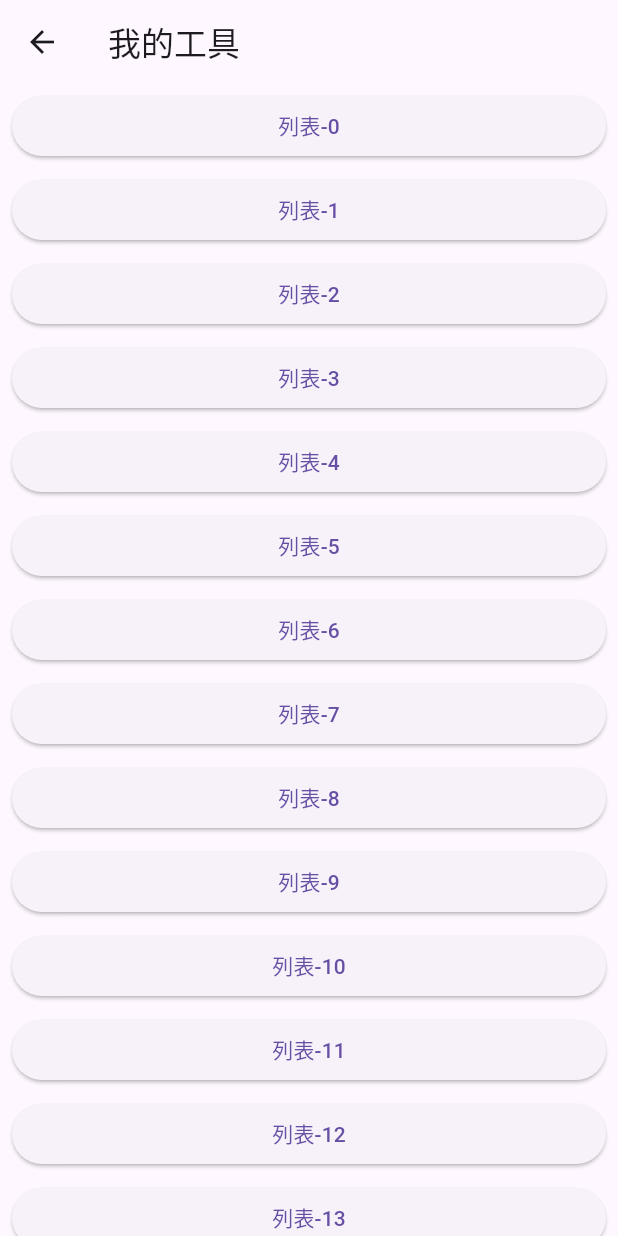
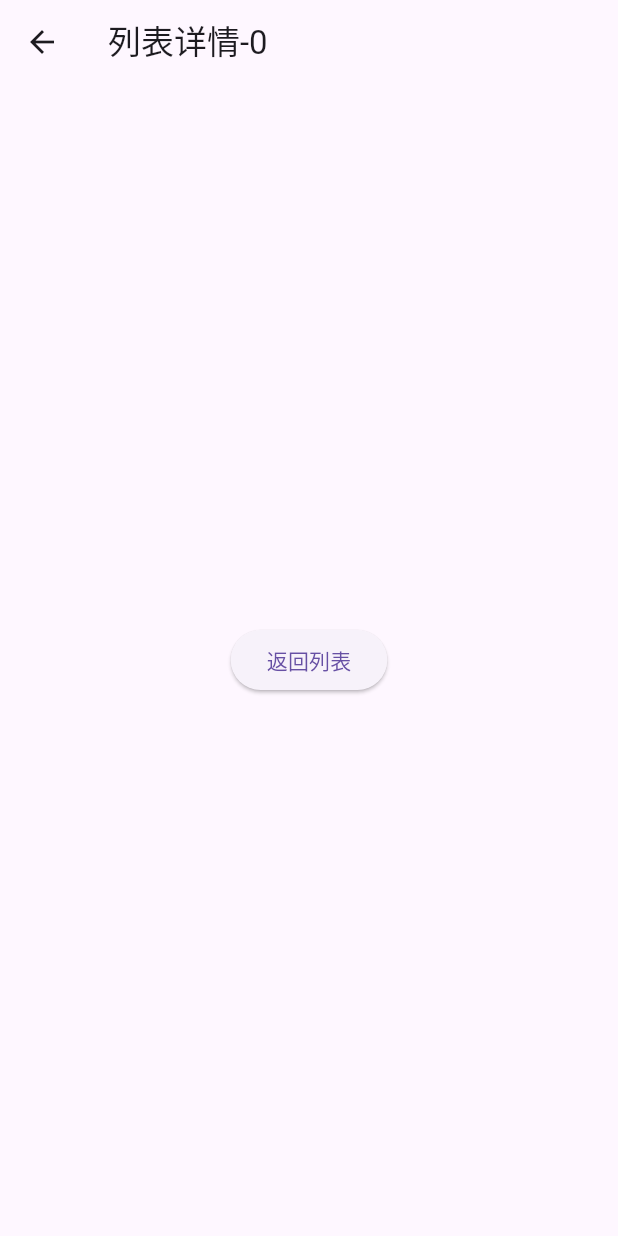
Before and after one commit to luoyi58624/flutter_material3, a Flutter app: the ToolPage screen opened directly, after a tap on an icon or button, on a phone screen of 412 x 824 dp. Run offline on Flutter 3.47's test engine with Material 2 defaults, Android fonts, the light colour scheme and no system bars; our stand-ins replace get.

Commit message:
新增列表详情

```diff
--- a/lib/page/root/tool_page.dart
+++ b/lib/page/root/tool_page.dart
@@ -1,4 +1,5 @@
 import 'package:flutter/material.dart';
+import 'package:get/get.dart';
 
 class ToolPage extends StatefulWidget {
   const ToolPage({super.key});
@@ -18,7 +19,9 @@ class _ToolPageState extends State<ToolPage> {
         itemBuilder: (context, index) => Padding(
           padding: const EdgeInsets.symmetric(vertical: 4, horizontal: 8),
           child: ElevatedButton(
-            onPressed: () {},
+            onPressed: () {
+              Get.to(() => ListDetailPage(title: '列表详情-$index'));
+            },
             child: Text('列表-$index'),
           ),
         ),
@@ -26,3 +29,25 @@ class _ToolPageState extends State<ToolPage> {
     );
   }
 }
+
+class ListDetailPage extends StatelessWidget {
+  const ListDetailPage({Key? key, required this.title}) : super(key: key);
+  final String title;
+
+  @override
+  Widget build(BuildContext context) {
+    return Scaffold(
+      appBar: AppBar(
+        title: Text(title),
+      ),
+      body: Center(
+        child: ElevatedButton(
+          onPressed: () {
+            Get.back();
+          },
+          child: const Text('返回列表'),
+        ),
+      ),
+    );
+  }
+}
```
